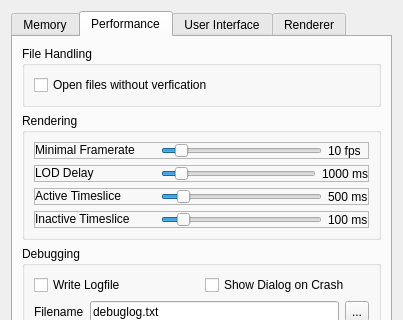
This is ImageVis3D/UI/UI/SettingsDlg.ui in SCIInstitute/ImageVis3D as Qt 5 draws it before an edit; both pictures show x 0 to 403 and y 0 to 320 of the 403 by 563 pixel window. The edited form follows.
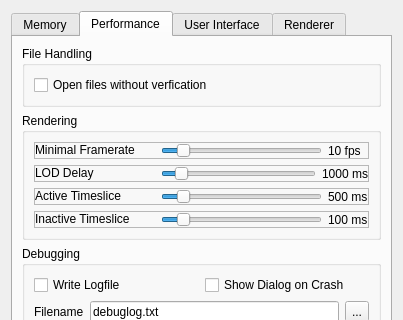
This is the edited form. The open tabs and pages were chosen to show the change.

Commit message: added zero fps setting, this means "give me the highest LOD necessary for the current view (disable progressive rendering), unless a frame takes more than ten seconds (the ten second safety is encoded in abstract renderer)

What changed in the file:
```diff
--- a/ImageVis3D/UI/UI/SettingsDlg.ui
+++ b/ImageVis3D/UI/UI/SettingsDlg.ui
@@ -275,7 +275,7 @@
              <item>
               <widget class="QSlider" name="horizontalSlider_MinFramerate">
                <property name="minimum">
-                <number>1</number>
+                <number>0</number>
                </property>
                <property name="maximum">
                 <number>100</number>
```
The commit also changes 1 other file.
